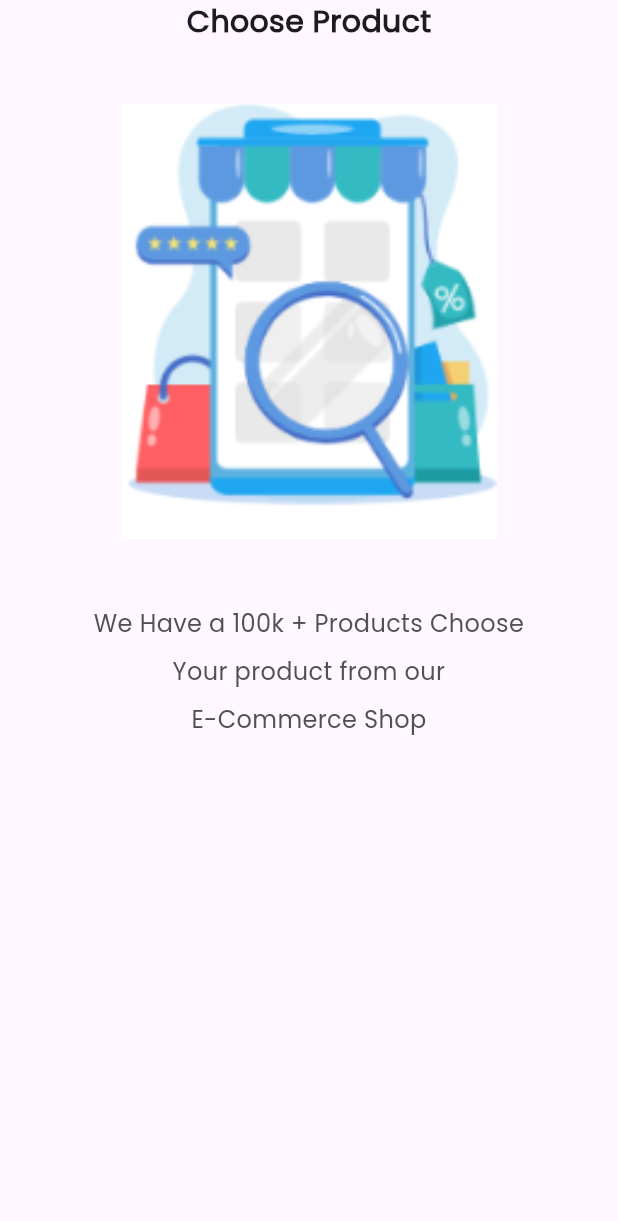
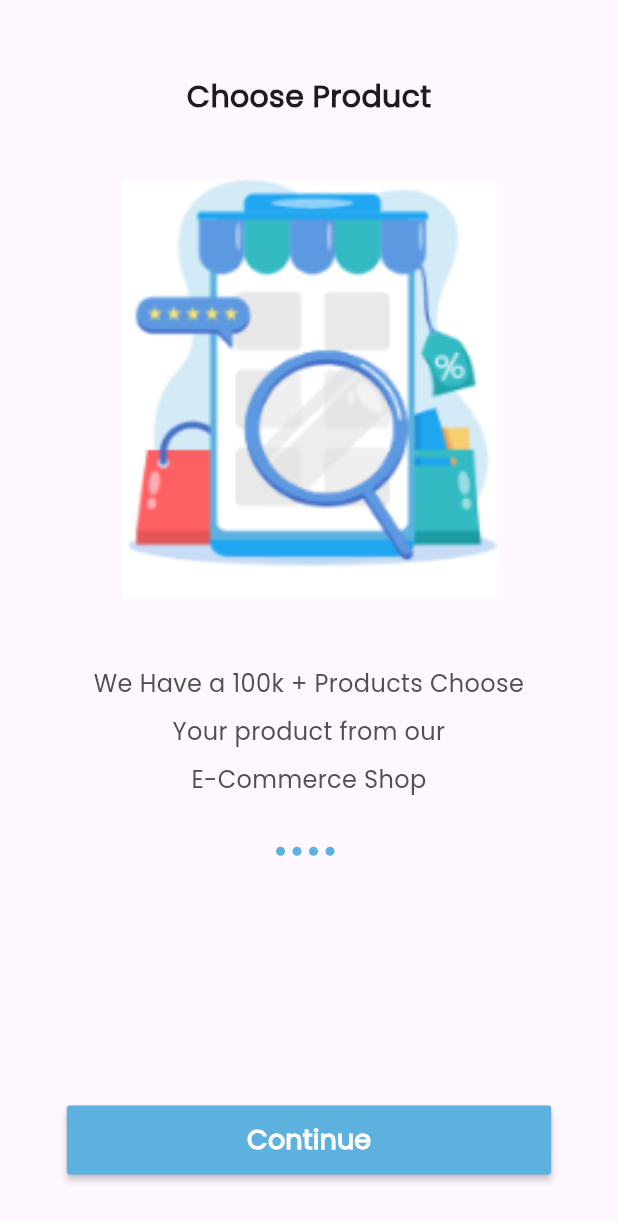
Before and after one commit to abdallahshaba/E-commerce-app14, a Flutter app: the screen it shows after launch, on a phone screen of 412 x 824 dp. Shown: the top 1221 px of the screen. Run offline on Flutter 3.47's test engine with Material 3 defaults, Android fonts, the phone set to English and light mode, and no system bars; our stand-ins replace get.

Commit message:
1- finish ui of the onBoadrding screen
2- do widgets from onBoarding_screen

```diff
--- /dev/null
+++ b/devtools_options.yaml
@@ -0,0 +1 @@
+extensions:
--- a/lib/core/constant/colors.dart
+++ b/lib/core/constant/colors.dart
@@ -4,6 +4,6 @@ import 'package:flutter/material.dart';
 
 class AppColor {
 
-
   static const Color grey = Color(0xff515151);
+  static const Color primaryColor = Color(0xff5DB1DF);
 }
--- a/lib/core/constant/text_styles.dart
+++ b/lib/core/constant/text_styles.dart
@@ -5,6 +5,9 @@ import 'package:flutter/material.dart';
 
 class Styles {
 
+  static const TextStyle boldtextStyle18 = TextStyle(
+    fontSize: 18 , fontFamily: 'Poppins' , fontWeight: FontWeight.bold
+  );
 
   static const TextStyle boldtextStyle20 = TextStyle(
     fontSize: 20 , fontFamily: 'Poppins' , fontWeight: FontWeight.bold
--- a/lib/main.dart
+++ b/lib/main.dart
@@ -1,4 +1,4 @@
-import 'package:e_commerce_app14/views/screen/onBoarding_view.dart';
+import 'package:e_commerce_app14/views/screen/onBoarding_screen.dart';
 import 'package:flutter/material.dart';
 import 'package:get/get.dart';
 
--- /dev/null
+++ b/lib/views/screen/onBoarding_screen.dart
@@ -0,0 +1,35 @@
+import 'package:e_commerce_app14/views/widgets/onBoarding_widgets.dart/custom_buttom.dart';
+import 'package:e_commerce_app14/views/widgets/onBoarding_widgets.dart/custom_slider.dart';
+import 'package:e_commerce_app14/views/widgets/onBoarding_widgets.dart/dot_controller.dart';
+import 'package:flutter/material.dart';
+
+class OnBoardingView extends StatelessWidget {
+  const OnBoardingView({super.key});
+
+  @override
+  Widget build(BuildContext context) {
+    return const  Scaffold(
+      body:  Column(
+        children:  [
+           SizedBox(
+            height: 50,
+          ),
+          Expanded(
+            flex: 3,
+            child: CustomSliderOnBoarding()
+          ),
+           Expanded(
+            flex: 1,
+            child: Column(
+              children: [DotControllerOnBoarding()],
+            ),
+          ),
+           CustomButtonOnBoarding(),
+           SizedBox(
+            height: 40,
+          )
+        ],
+      ),
+    );
+  }
+}
--- a/lib/views/screen/onBoarding_view.dart
+++ /dev/null
@@ -1,36 +0,0 @@
-import 'package:e_commerce_app14/core/constant/colors.dart';
-import 'package:e_commerce_app14/core/constant/text_styles.dart';
-import 'package:e_commerce_app14/data/dataSource/static/static.dart';
-import 'package:flutter/material.dart';
-
-class OnBoardingView extends StatelessWidget {
-  const OnBoardingView({super.key});
-
-  @override
-  Widget build(BuildContext context) {
-    return Scaffold(
-      body: SafeArea(
-        child: PageView.builder(
-          itemCount: onBoardingList.length,
-          itemBuilder: (context , index) => Column(
-            children: [
-              Text(onBoardingList[index].title! , style: Styles.boldtextStyle20,),
-             const SizedBox(height: 40,),
-              Container(
-                child: Image.asset(onBoardingList[index].image!, width: 250 , height: 290, fit: BoxFit.fill,)),
-             const SizedBox(height: 40,),
-              Container(
-                width: double.infinity,
-                alignment: Alignment.center,
-                child: Text(
-                  onBoardingList[index].body! ,
-                   style: Styles.regulartextStyle16.copyWith(height: 2 , color: AppColor.grey),
-                    textAlign: TextAlign.center
-                    )),
-            ],
-          )
-          ),
-      )
-    );
-  }
-}
--- /dev/null
+++ b/lib/views/widgets/onBoarding_widgets.dart/custom_buttom.dart
@@ -0,0 +1,18 @@
+import 'package:e_commerce_app14/core/constant/colors.dart';
+import 'package:e_commerce_app14/core/constant/text_styles.dart';
+import 'package:flutter/material.dart';
+
+class CustomButtonOnBoarding extends StatelessWidget {
+  const CustomButtonOnBoarding({super.key});
+
+  @override
+  Widget build(BuildContext context) {
+    return MaterialButton(
+                onPressed: (){},
+                padding: const EdgeInsets.symmetric(horizontal: 120 , vertical: 10),
+                textColor: Colors.white,
+                color: AppColor.primaryColor,
+                child: const Text("Continue" , style: Styles.boldtextStyle18,),
+                );
+  }
+}
--- /dev/null
+++ b/lib/views/widgets/onBoarding_widgets.dart/custom_slider.dart
@@ -0,0 +1,44 @@
+import 'package:e_commerce_app14/core/constant/colors.dart';
+import 'package:e_commerce_app14/core/constant/text_styles.dart';
+import 'package:e_commerce_app14/data/dataSource/static/static.dart';
+import 'package:flutter/material.dart';
+
+class CustomSliderOnBoarding extends StatelessWidget {
+  const CustomSliderOnBoarding({super.key});
+
+  @override
+  Widget build(BuildContext context) {
+    return PageView.builder(
+                itemCount: onBoardingList.length,
+                itemBuilder: (context, index) => Column(
+                      children: [
+                        Text(
+                          onBoardingList[index].title!,
+                          style: Styles.boldtextStyle20,
+                        ),
+                        const SizedBox(
+                          height: 40,
+                        ),
+                        Container(
+                            child: Image.asset(
+                          onBoardingList[index].image!,
+                          width: 250,
+                          height: 280,
+                          fit: BoxFit.fill,
+                        )),
+                        const SizedBox(
+                          height: 40,
+                        ),
+                        Container(
+                          width: double.infinity,
+                          alignment: Alignment.center,
+                          child: Text(onBoardingList[index].body!,
+                              style: Styles.regulartextStyle16
+                                  .copyWith(height: 2, color: AppColor.grey),
+                              textAlign: TextAlign.center),
+                        ),
+                      ],
+                    ),
+                    );
+  }
+}
--- /dev/null
+++ b/lib/views/widgets/onBoarding_widgets.dart/dot_controller.dart
@@ -0,0 +1,28 @@
+import 'package:e_commerce_app14/core/constant/colors.dart';
+import 'package:e_commerce_app14/data/dataSource/static/static.dart';
+import 'package:flutter/material.dart';
+
+class DotControllerOnBoarding extends StatelessWidget {
+  const DotControllerOnBoarding({super.key});
+
+  @override
+  Widget build(BuildContext context) {
+    return Row(
+                      mainAxisAlignment: MainAxisAlignment.center,
+                      children: [
+                         ...List.generate(
+                        onBoardingList.length, (index) => AnimatedContainer(
+                          margin: const EdgeInsets.only(right: 5),
+                          height: 6,
+                          width: 6,
+                          decoration: BoxDecoration(
+                            color: AppColor.primaryColor,
+                            borderRadius: BorderRadius.circular(10)
+                          ),
+                          duration: const Duration(milliseconds: 900),
+                          ),
+                          )
+                      ],
+                     );
+  }
+}
```
